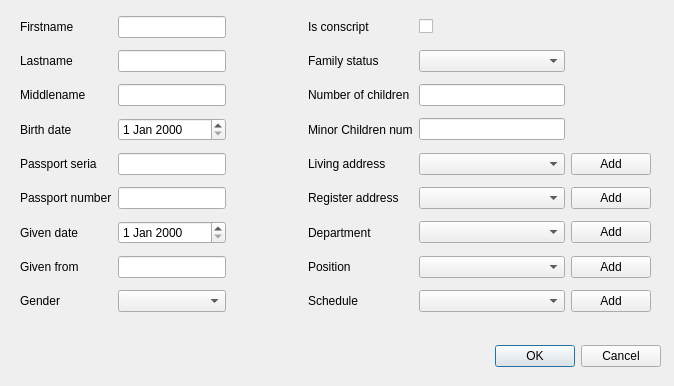
Qt form Employer/addemployer.ui (AndranikHovhannisyan/Tourniquets) before a commit.
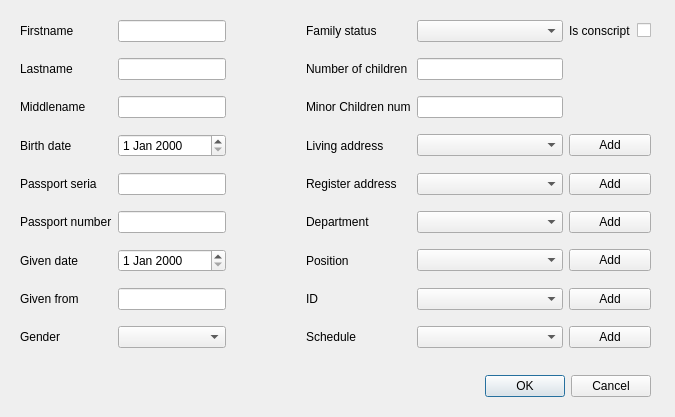
The same form after that commit.

Patch:
```diff
--- a/Employer/addemployer.ui
+++ b/Employer/addemployer.ui
@@ -6,8 +6,8 @@
    <rect>
     <x>0</x>
     <y>0</y>
-    <width>674</width>
-    <height>386</height>
+    <width>675</width>
+    <height>417</height>
    </rect>
   </property>
   <property name="windowTitle">
@@ -16,8 +16,8 @@
   <widget class="QDialogButtonBox" name="buttonBox">
    <property name="geometry">
     <rect>
-     <x>320</x>
-     <y>340</y>
+     <x>310</x>
+     <y>370</y>
      <width>341</width>
      <height>32</height>
     </rect>
@@ -35,112 +35,17 @@
      <x>20</x>
      <y>10</y>
      <width>631</width>
-     <height>311</height>
+     <height>349</height>
     </rect>
    </property>
    <layout class="QGridLayout" name="gridLayout">
-    <item row="5" column="4">
-     <widget class="QComboBox" name="registerAddress"/>
-    </item>
-    <item row="2" column="4">
-     <widget class="QLineEdit" name="childrenNumber"/>
-    </item>
     <item row="4" column="1">
      <widget class="QLineEdit" name="passSeria"/>
     </item>
-    <item row="3" column="1">
-     <widget class="QDateEdit" name="birthdate"/>
-    </item>
-    <item row="8" column="0">
-     <widget class="QLabel" name="label_gender">
-      <property name="text">
-       <string>Gender</string>
-      </property>
-     </widget>
-    </item>
-    <item row="1" column="4">
-     <widget class="QComboBox" name="familyStatus"/>
-    </item>
-    <item row="3" column="3">
-     <widget class="QLabel" name="label_minorNum">
-      <property name="text">
-       <string>Minor Children num</string>
-      </property>
-     </widget>
-    </item>
-    <item row="0" column="3">
-     <widget class="QLabel" name="label_isConscipt">
-      <property name="text">
-       <string>Is conscript</string>
-      </property>
-     </widget>
-    </item>
-    <item row="8" column="3">
-     <widget class="QLabel" name="label_schedule">
-      <property name="text">
-       <string>Schedule</string>
-      </property>
-     </widget>
-    </item>
-    <item row="8" column="4">
-     <widget class="QComboBox" name="schedule"/>
-    </item>
-    <item row="6" column="3">
-     <widget class="QLabel" name="label_department">
-      <property name="text">
-       <string>Department</string>
-      </property>
-     </widget>
-    </item>
-    <item row="5" column="0">
-     <widget class="QLabel" name="label_passNumber">
-      <property name="text">
-       <string>Passport number</string>
-      </property>
-     </widget>
-    </item>
-    <item row="1" column="1">
-     <widget class="QLineEdit" name="lastname"/>
-    </item>
-    <item row="2" column="0">
-     <widget class="QLabel" name="label_middlename">
-      <property name="text">
-       <string>Middlename</string>
-      </property>
-     </widget>
-    </item>
-    <item row="0" column="0">
-     <widget class="QLabel" name="label_firstname">
-      <property name="text">
-       <string>Firstname</string>
-      </property>
-     </widget>
-    </item>
-    <item row="4" column="0">
-     <widget class="QLabel" name="label_passSeria">
-      <property name="text">
-       <string>Passport seria</string>
-      </property>
-     </widget>
-    </item>
-    <item row="2" column="3">
-     <widget class="QLabel" name="label_childrenNum">
-      <property name="text">
-       <string>Number of children</string>
-      </property>
-     </widget>
-    </item>
-    <item row="8" column="1">
-     <widget class="QComboBox" name="gender"/>
-    </item>
-    <item row="4" column="3">
-     <widget class="QLabel" name="label_livingAddr">
-      <property name="text">
-       <string>Living address</string>
-      </property>
-     </widget>
-    </item>
     <item row="4" column="4">
+     <widget class="QComboBox" name="registerAddress"/>
+    </item>
+    <item row="3" column="4">
      <widget class="QComboBox" name="livingAddress">
       <property name="minimumSize">
        <size>
@@ -150,26 +55,36 @@
       </property>
      </widget>
     </item>
-    <item row="7" column="4">
-     <widget class="QComboBox" name="position"/>
-    </item>
-    <item row="0" column="4">
-     <widget class="QCheckBox" name="isConscript">
-      <property name="text">
-       <string/>
-      </property>
-     </widget>
-    </item>
-    <item row="0" column="1">
-     <widget class="QLineEdit" name="firstname"/>
-    </item>
     <item row="1" column="3">
+     <widget class="QLabel" name="label_childrenNum">
+      <property name="text">
+       <string>Number of children</string>
+      </property>
+     </widget>
+    </item>
+    <item row="2" column="4">
+     <widget class="QLineEdit" name="minorNumber"/>
+    </item>
+    <item row="3" column="3">
+     <widget class="QLabel" name="label_livingAddr">
+      <property name="text">
+       <string>Living address</string>
+      </property>
+     </widget>
+    </item>
+    <item row="0" column="3">
      <widget class="QLabel" name="label_familyStatus">
       <property name="text">
        <string>Family status</string>
       </property>
      </widget>
     </item>
+    <item row="8" column="1">
+     <widget class="QComboBox" name="gender"/>
+    </item>
+    <item row="0" column="1">
+     <widget class="QLineEdit" name="firstname"/>
+    </item>
     <item row="1" column="0">
      <widget class="QLabel" name="label_lastname">
       <property name="text">
@@ -187,9 +102,6 @@
     <item row="6" column="1">
      <widget class="QDateEdit" name="givenDate"/>
     </item>
-    <item row="6" column="4">
-     <widget class="QComboBox" name="department"/>
-    </item>
     <item row="7" column="0">
      <widget class="QLabel" name="label_givenFrom">
       <property name="text">
@@ -197,13 +109,26 @@
       </property>
      </widget>
     </item>
-    <item row="7" column="3">
-     <widget class="QLabel" name="label_position">
+    <item row="0" column="4">
+     <widget class="QComboBox" name="familyStatus"/>
+    </item>
+    <item row="2" column="3">
+     <widget class="QLabel" name="label_minorNum">
       <property name="text">
-       <string>Position</string>
+       <string>Minor Children num</string>
       </property>
      </widget>
     </item>
+    <item row="4" column="3">
+     <widget class="QLabel" name="label_regNumber">
+      <property name="text">
+       <string>Register address</string>
+      </property>
+     </widget>
+    </item>
+    <item row="7" column="1">
+     <widget class="QLineEdit" name="givenFrom"/>
+    </item>
     <item row="3" column="0">
      <widget class="QLabel" name="label_birthdate">
       <property name="text">
@@ -211,14 +136,11 @@
       </property>
      </widget>
     </item>
-    <item row="7" column="1">
-     <widget class="QLineEdit" name="givenFrom"/>
-    </item>
     <item row="2" column="1">
      <widget class="QLineEdit" name="middlename"/>
     </item>
-    <item row="3" column="4">
-     <widget class="QLineEdit" name="minorNumber"/>
+    <item row="5" column="1">
+     <widget class="QLineEdit" name="passNumber"/>
     </item>
     <item row="0" column="2">
      <spacer name="horizontalSpacer">
@@ -233,45 +155,140 @@
       </property>
      </spacer>
     </item>
-    <item row="5" column="1">
-     <widget class="QLineEdit" name="passNumber"/>
-    </item>
     <item row="5" column="3">
-     <widget class="QLabel" name="label_regNumber">
+     <widget class="QLabel" name="label_department">
       <property name="text">
-       <string>Register address</string>
+       <string>Department</string>
       </property>
      </widget>
     </item>
-    <item row="4" column="5">
+    <item row="5" column="4">
+     <widget class="QComboBox" name="department"/>
+    </item>
+    <item row="5" column="0">
+     <widget class="QLabel" name="label_passNumber">
+      <property name="text">
+       <string>Passport number</string>
+      </property>
+     </widget>
+    </item>
+    <item row="1" column="1">
+     <widget class="QLineEdit" name="lastname"/>
+    </item>
+    <item row="2" column="0">
+     <widget class="QLabel" name="label_middlename">
+      <property name="text">
+       <string>Middlename</string>
+      </property>
+     </widget>
+    </item>
+    <item row="4" column="0">
+     <widget class="QLabel" name="label_passSeria">
+      <property name="text">
+       <string>Passport seria</string>
+      </property>
+     </widget>
+    </item>
+    <item row="0" column="0">
+     <widget class="QLabel" name="label_firstname">
+      <property name="text">
+       <string>Firstname</string>
+      </property>
+     </widget>
+    </item>
+    <item row="3" column="1">
+     <widget class="QDateEdit" name="birthdate"/>
+    </item>
+    <item row="8" column="0">
+     <widget class="QLabel" name="label_gender">
+      <property name="text">
+       <string>Gender</string>
+      </property>
+     </widget>
+    </item>
+    <item row="8" column="3">
+     <widget class="QLabel" name="label_schedule">
+      <property name="text">
+       <string>Schedule</string>
+      </property>
+     </widget>
+    </item>
+    <item row="8" column="4">
+     <widget class="QComboBox" name="schedule"/>
+    </item>
+    <item row="0" column="5">
+     <widget class="QLabel" name="label_isConscipt">
+      <property name="text">
+       <string>Is conscript</string>
+      </property>
+     </widget>
+    </item>
+    <item row="1" column="4">
+     <widget class="QLineEdit" name="childrenNumber"/>
+    </item>
+    <item row="6" column="3">
+     <widget class="QLabel" name="label_position">
+      <property name="text">
+       <string>Position</string>
+      </property>
+     </widget>
+    </item>
+    <item row="6" column="4">
+     <widget class="QComboBox" name="position"/>
+    </item>
+    <item row="7" column="3">
+     <widget class="QLabel" name="label_id">
+      <property name="text">
+       <string>ID</string>
+      </property>
+     </widget>
+    </item>
+    <item row="7" column="4">
+     <widget class="QComboBox" name="id"/>
+    </item>
+    <item row="0" column="6">
+     <widget class="QCheckBox" name="isConscript">
+      <property name="text">
+       <string/>
+      </property>
+     </widget>
+    </item>
+    <item row="3" column="5" colspan="2">
      <widget class="QPushButton" name="add_living_address">
       <property name="text">
        <string>Add</string>
       </property>
      </widget>
     </item>
-    <item row="5" column="5">
+    <item row="4" column="5" colspan="2">
      <widget class="QPushButton" name="add_register_address">
       <property name="text">
        <string>Add</string>
       </property>
      </widget>
     </item>
-    <item row="6" column="5">
+    <item row="5" column="5" colspan="2">
      <widget class="QPushButton" name="add_department">
       <property name="text">
        <string>Add</string>
       </property>
      </widget>
     </item>
-    <item row="7" column="5">
+    <item row="6" column="5" colspan="2">
      <widget class="QPushButton" name="add_position">
       <property name="text">
        <string>Add</string>
       </property>
      </widget>
     </item>
-    <item row="8" column="5">
+    <item row="7" column="5" colspan="2">
+     <widget class="QPushButton" name="add_id">
+      <property name="text">
+       <string>Add</string>
+      </property>
+     </widget>
+    </item>
+    <item row="8" column="5" colspan="2">
      <widget class="QPushButton" name="add_schedule">
       <property name="text">
        <string>Add</string>
```
Left out of the diff: 12 changed lines with no effect on the pictures.
